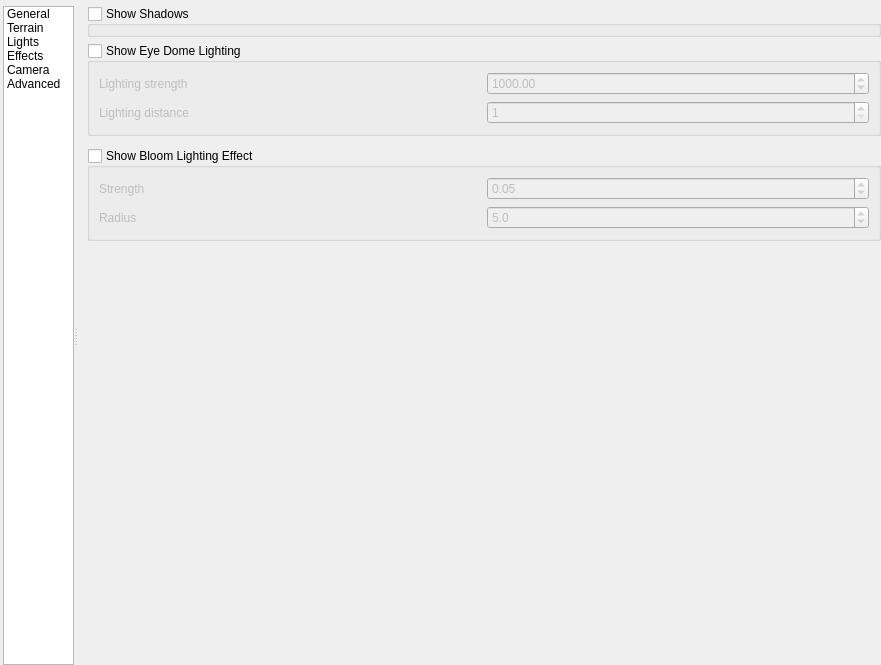
First picture: the form in src/ui/3d/map3dconfigwidget.ui, repository qgis/QGIS, before the edit.
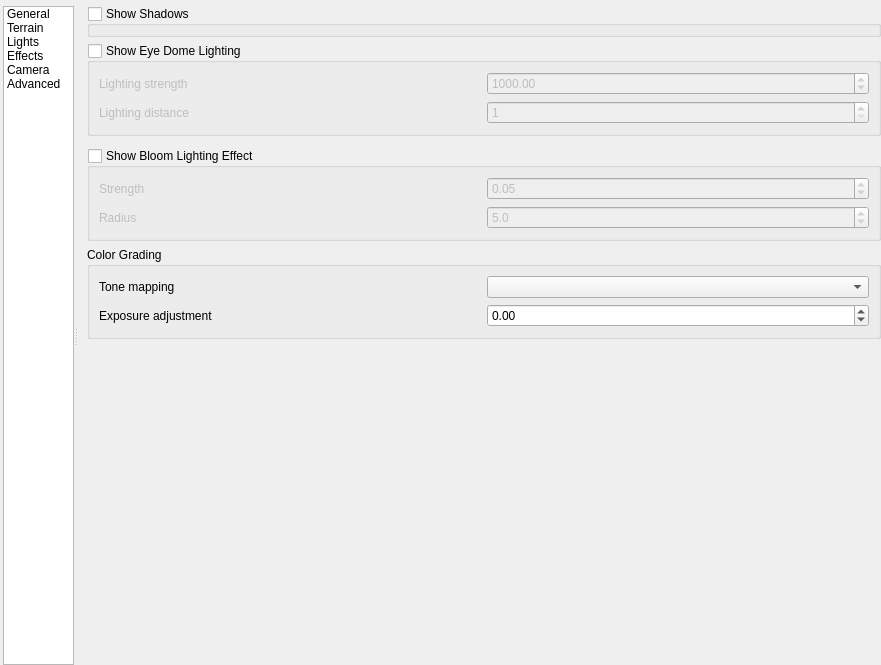
Second picture: the form after the edit. The open tabs and pages were chosen to show the change. Icons and pictures are not drawn. Custom widgets are drawn as their Qt base class.

Commit message:
Allow control over 3d map color grading effects
Exposes settings for tone mapping and exposure adjustment

The edit to the form file:
```diff
--- a/src/ui/3d/map3dconfigwidget.ui
+++ b/src/ui/3d/map3dconfigwidget.ui
@@ -649,8 +649,8 @@
                <rect>
                 <x>0</x>
                 <y>0</y>
-                <width>803</width>
-                <height>649</height>
+                <width>811</width>
+                <height>648</height>
                </rect>
               </property>
               <layout class="QVBoxLayout" name="verticalLayoutShadow">
@@ -815,6 +815,55 @@
                  </layout>
                 </widget>
                </item>
+               <item>
+                <widget class="QGroupBox" name="groupBox_2">
+                 <property name="title">
+                  <string>Color Grading</string>
+                 </property>
+                 <layout class="QGridLayout" name="gridLayout_3">
+                  <item row="1" column="1">
+                   <widget class="QgsDoubleSpinBox" name="mSpinExposure">
+                    <property name="minimum">
+                     <double>-5.000000000000000</double>
+                    </property>
+                    <property name="maximum">
+                     <double>5.000000000000000</double>
+                    </property>
+                    <property name="singleStep">
+                     <double>0.050000000000000</double>
+                    </property>
+                    <property name="value">
+                     <double>0.000000000000000</double>
+                    </property>
+                   </widget>
+                  </item>
+                  <item row="1" column="0">
+                   <widget class="QLabel" name="label_8">
+                    <property name="toolTip">
+                     <string>Adjusts the overall brightness of the 3D scene. A value of 0.0 leaves the original brightness unchanged. Positive values will brighten the scene, while negative values will darken it.</string>
+                    </property>
+                    <property name="text">
+                     <string>Exposure adjustment</string>
+                    </property>
+                   </widget>
+                  </item>
+                  <item row="0" column="0">
+                   <widget class="QLabel" name="label_3">
+                    <property name="text">
+                     <string>Tone mapping</string>
+                    </property>
+                   </widget>
+                  </item>
+                  <item row="0" column="1">
+                   <widget class="QComboBox" name="mComboToneMapping">
+                    <property name="toolTip">
+                     <string>Determines how extremely bright, High Dynamic Range (HDR) colors are displayed on a standard monitor.</string>
+                    </property>
+                   </widget>
+                  </item>
+                 </layout>
+                </widget>
+               </item>
                <item>
                 <spacer name="verticalSpacerShadow">
                  <property name="orientation">
@@ -1219,12 +1268,6 @@
   </layout>
  </widget>
  <customwidgets>
-  <customwidget>
-   <class>QgsScrollArea</class>
-   <extends>QScrollArea</extends>
-   <header>qgsscrollarea.h</header>
-   <container>1</container>
-  </customwidget>
   <customwidget>
    <class>QgsDoubleSpinBox</class>
    <extends>QDoubleSpinBox</extends>
@@ -1235,6 +1278,12 @@
    <extends>QSpinBox</extends>
    <header>qgsspinbox.h</header>
   </customwidget>
+  <customwidget>
+   <class>QgsScrollArea</class>
+   <extends>QScrollArea</extends>
+   <header>qgsscrollarea.h</header>
+   <container>1</container>
+  </customwidget>
   <customwidget>
    <class>QgsMapLayerComboBox</class>
    <extends>QComboBox</extends>
```
Left out of the diff: 21 changed lines with no effect on the pictures. The commit also changes 25 other files.
